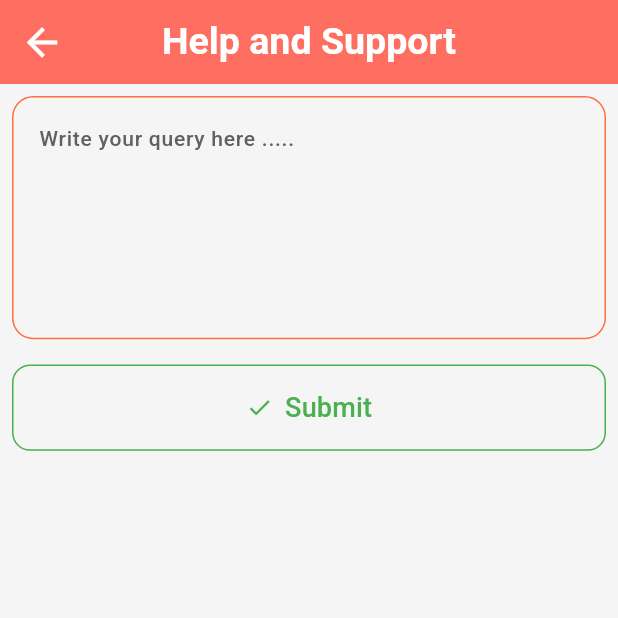
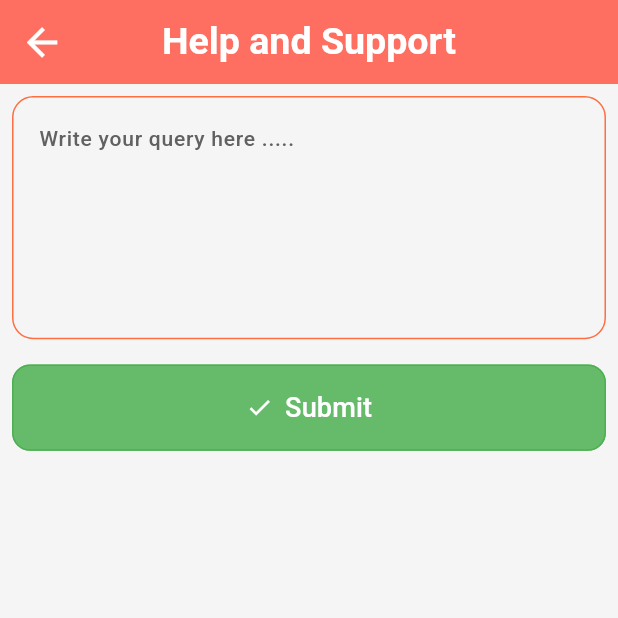
Before and after one commit to iimirzaa/event_management_system, a Flutter app: the FeedbackView screen opened directly, on a phone screen of 412 x 824 dp, the top half of it. Run offline on Flutter 3.47's test engine with Material 3 defaults, Android fonts, the phone set to English and light mode, and no system bars; our stand-ins replace bloc, cached_network_image, carousel_slider, dio, flutter_bloc, flutter_screenutil and 5 more; accounts and stored records are empty; statements that could not run were skipped.

Commit message:
Initial Commit

```diff
--- a/lib/Features/Profile/feedback_view.dart
+++ b/lib/Features/Profile/feedback_view.dart
@@ -81,20 +81,21 @@ class _FeedbackViewState extends State<FeedbackView> {
         minimumSize: Size(400.w, 40.h),
         padding: EdgeInsets.symmetric(vertical: 14.h),
         side: const BorderSide(color: Colors.green),
+        backgroundColor: Colors.green.shade400,
         shape: RoundedRectangleBorder(
           borderRadius: BorderRadius.circular(12.r),
         ),
       ),
       icon:  Icon(
         Icons.done,
-        color: Colors.green,
+        color: Colors.white,
         size: 18.sp,
       ),
       label: Text(
         "Submit",
         style: TextStyle(
           fontSize: 18.sp,
-          color:  Colors.green,
+          color:  Colors.white,
         ),
       ),
     )
```
Also changed, not shown: lib/Features/event/all_events.dart (+7 -24 lines), lib/Features/event/eventdetail.dart (+5 -3 lines).
